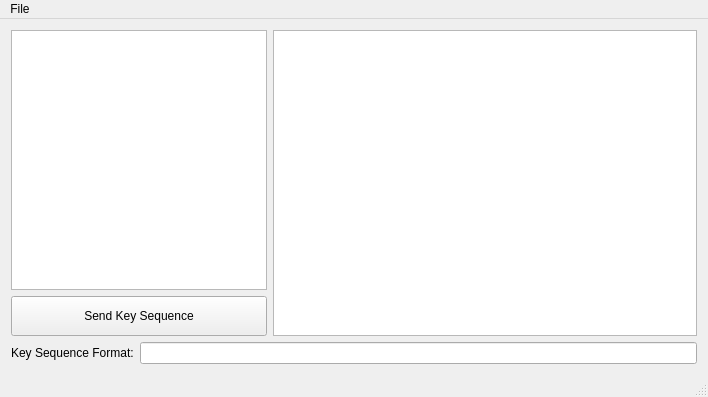
jakeson21/AutoFiller, file mainwindow.ui: the form before one commit.
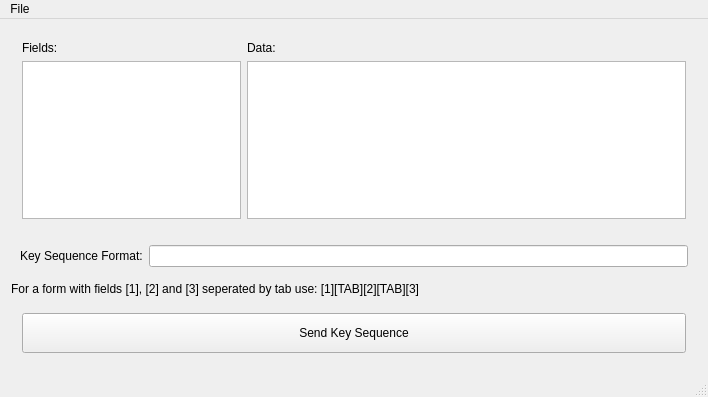
The form after the commit.

Commit message: Added attributions. Minor logic clean up. Restructured UI and added example.

```diff
--- a/mainwindow.ui
+++ b/mainwindow.ui
@@ -14,9 +14,12 @@
    <string>AutoFiller</string>
   </property>
   <widget class="QWidget" name="centralWidget">
-   <layout class="QGridLayout" name="gridLayout" columnstretch="0,1">
-    <item row="0" column="0">
-     <widget class="QWidget" name="widget" native="true">
+   <layout class="QVBoxLayout" name="verticalLayout_3">
+    <item>
+     <widget class="QWidget" name="widget_4" native="true">
+      <layout class="QHBoxLayout" name="horizontalLayout_3" stretch="1,2">
+       <item>
+        <widget class="QFrame" name="frame">
       <layout class="QVBoxLayout" name="verticalLayout">
        <property name="leftMargin">
         <number>0</number>
@@ -30,6 +33,13 @@
        <property name="bottomMargin">
         <number>0</number>
        </property>
+          <item>
+           <widget class="QLabel" name="label_3">
+            <property name="text">
+             <string>Fields:</string>
+            </property>
+           </widget>
+          </item>
        <item>
         <widget class="QListWidget" name="listWidget">
          <property name="editTriggers">
@@ -37,27 +47,14 @@
          </property>
         </widget>
        </item>
-       <item>
-        <widget class="QPushButton" name="buttonSendInfo">
-         <property name="minimumSize">
-          <size>
-           <width>0</width>
-           <height>40</height>
-          </size>
-         </property>
-         <property name="text">
-          <string>Send Key Sequence</string>
-         </property>
-        </widget>
-       </item>
       </layout>
      </widget>
     </item>
-    <item row="0" column="1">
+       <item>
      <widget class="QWidget" name="widget_2" native="true">
       <layout class="QVBoxLayout" name="verticalLayout_2">
        <property name="spacing">
-        <number>0</number>
+           <number>6</number>
        </property>
        <property name="leftMargin">
         <number>0</number>
@@ -71,10 +68,17 @@
        <property name="bottomMargin">
         <number>0</number>
        </property>
+          <item>
+           <widget class="QLabel" name="label_5">
+            <property name="text">
+             <string>Data:</string>
+            </property>
+           </widget>
+          </item>
        <item>
         <widget class="QTableWidget" name="tableWidget">
          <property name="sizePolicy">
-          <sizepolicy hsizetype="Expanding" vsizetype="Preferred">
+             <sizepolicy hsizetype="Expanding" vsizetype="Expanding">
            <horstretch>0</horstretch>
            <verstretch>0</verstretch>
           </sizepolicy>
@@ -102,20 +106,23 @@
       </layout>
      </widget>
     </item>
-    <item row="1" column="0" colspan="2">
+      </layout>
+     </widget>
+    </item>
+    <item>
      <widget class="QWidget" name="widget_3" native="true">
       <layout class="QHBoxLayout" name="horizontalLayout">
        <property name="leftMargin">
-        <number>0</number>
+        <number>9</number>
        </property>
        <property name="topMargin">
-        <number>0</number>
+        <number>9</number>
        </property>
        <property name="rightMargin">
-        <number>0</number>
+        <number>9</number>
        </property>
        <property name="bottomMargin">
-        <number>0</number>
+        <number>9</number>
        </property>
        <item>
         <widget class="QLabel" name="label">
@@ -130,6 +137,38 @@
       </layout>
      </widget>
     </item>
+    <item>
+     <widget class="QLabel" name="label_2">
+      <property name="text">
+       <string>For a form with fields [1], [2] and [3] seperated by tab use: [1][TAB][2][TAB][3]</string>
+      </property>
+     </widget>
+    </item>
+    <item>
+     <widget class="QWidget" name="widget" native="true">
+      <layout class="QHBoxLayout" name="horizontalLayout_2">
+       <item>
+        <widget class="QPushButton" name="buttonSendInfo">
+         <property name="sizePolicy">
+          <sizepolicy hsizetype="Expanding" vsizetype="Fixed">
+           <horstretch>0</horstretch>
+           <verstretch>0</verstretch>
+          </sizepolicy>
+         </property>
+         <property name="minimumSize">
+          <size>
+           <width>0</width>
+           <height>40</height>
+          </size>
+         </property>
+         <property name="text">
+          <string>Send Key Sequence</string>
+         </property>
+        </widget>
+       </item>
+      </layout>
+     </widget>
+    </item>
    </layout>
   </widget>
   <widget class="QMenuBar" name="menuBar">
```
Lines whose indentation alone changed are shown as unchanged. The commit also changes 3 other files.
